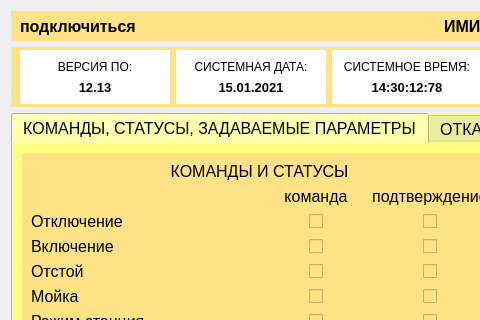
victocryl/train_imitator, file train_imitator.ui: the form before one commit; both pictures show x 0 to 480 and y 0 to 320 of the 1282 by 812 pixel window.
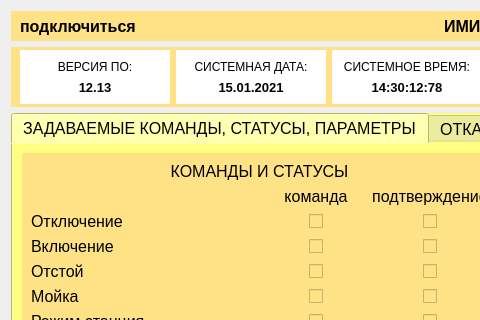
The form after the commit.

Commit message: ЗАДАВАЕМЫЕ КОМАНДЫ, СТАТУСЫ, ПАРАМЕТРЫ

```diff
--- a/train_imitator.ui
+++ b/train_imitator.ui
@@ -563,7 +563,7 @@
      </property>
      <widget class="QWidget" name="tab">
       <attribute name="title">
-       <string>КОМАНДЫ, СТАТУСЫ, ЗАДАВАЕМЫЕ ПАРАМЕТРЫ</string>
+       <string>ЗАДАВАЕМЫЕ КОМАНДЫ, СТАТУСЫ, ПАРАМЕТРЫ</string>
       </attribute>
       <layout class="QVBoxLayout" name="verticalLayout_7">
        <item>
```
